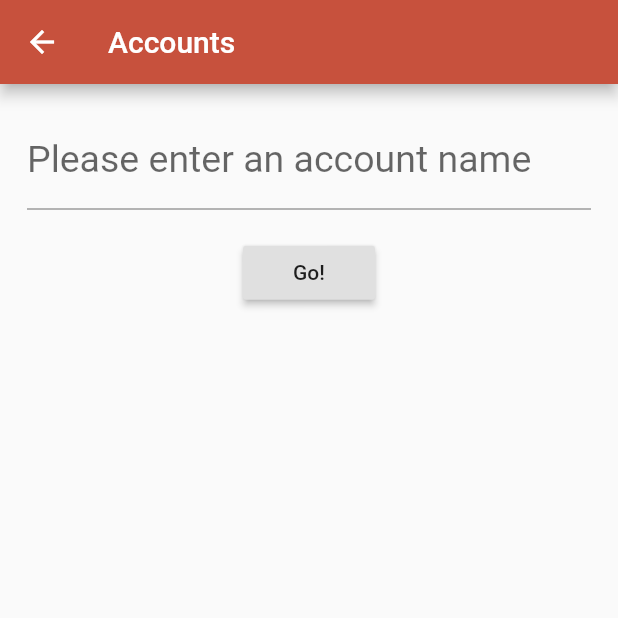
After one commit to caiquecruz/flutter-dota-api, a Flutter app: the screen it shows after launch, after a tap on "Accounts", on a phone screen of 412 x 824 dp, the top half of it. The commit adds this screen. Run offline on Flutter 3.47's test engine with Material 2 defaults, Android fonts, the phone set to English and light mode, and no system bars; our stand-ins replace google_fonts; network calls fail.

Commit message:
BLoC added

```diff
--- a/lib/main.dart
+++ b/lib/main.dart
@@ -1,25 +1,18 @@
 import 'package:flutter/material.dart';
-import 'package:flutter_project/pages/heroes/heroe_model.dart';
 import 'package:flutter_project/pages/home/home_page.dart';
-import 'package:provider/provider.dart';
 
 void main() => runApp(App());
 
 class App extends StatelessWidget {
   @override
   Widget build(BuildContext context) {
-    return MultiProvider(
-      providers: [
-        ChangeNotifierProvider<HeroeModel>.value(value: HeroeModel()),
-      ],
-      child: MaterialApp(
-        title: 'Todo App',
-        debugShowCheckedModeBanner: false,
-        theme: ThemeData(
-          primaryColor: Color.fromRGBO(199, 81, 61, 1),
-        ),
-        home: Home(),
+    return MaterialApp(
+      title: 'Todo App',
+      debugShowCheckedModeBanner: false,
+      theme: ThemeData(
+        primaryColor: Color.fromRGBO(199, 81, 61, 1),
       ),
+      home: Home(),
     );
   }
 }
--- /dev/null
+++ b/lib/pages/accounts/accounts.dart
@@ -0,0 +1,37 @@
+class Account {
+  int accountId;
+  String personaname;
+  String avatarfull;
+  String lastMatchTime;
+  double similarity;
+
+  Account(
+      {this.accountId,
+      this.personaname,
+      this.avatarfull,
+      this.lastMatchTime,
+      this.similarity});
+
+  Account.fromJson(Map<String, dynamic> json) {
+    accountId = json['account_id'];
+    personaname = json['personaname'];
+    avatarfull = json['avatarfull'];
+    lastMatchTime = json['last_match_time'];
+    similarity = json['similarity'];
+  }
+
+  Map<String, dynamic> toJson() {
+    final Map<String, dynamic> data = new Map<String, dynamic>();
+    data['account_id'] = this.accountId;
+    data['personaname'] = this.personaname;
+    data['avatarfull'] = this.avatarfull;
+    data['last_match_time'] = this.lastMatchTime;
+    data['similarity'] = this.similarity;
+    return data;
+  }
+
+  @override
+  String toString() {
+    return 'Account(accountId: $accountId, personaname: $personaname, avatarfull: $avatarfull, lastMatchTime: $lastMatchTime, similarity: $similarity)';
+  }
+}
--- /dev/null
+++ b/lib/pages/accounts/accounts_bloc.dart
@@ -0,0 +1,27 @@
+import 'dart:async';
+
+import 'package:flutter_project/pages/accounts/accounts.dart';
+import 'package:flutter_project/pages/accounts/accounts_service.dart';
+
+class AccountBloc {
+  final _accountStreamController = StreamController();
+
+  get accountStream => _accountStreamController.stream;
+
+  Future getAccounts(account) async {
+    try {
+      _accountStreamController.add('loading');
+      List<Account> accounts = await AccountService.getAccounts(account);
+      _accountStreamController.add(accounts);
+    } on TimeoutException {
+      _accountStreamController.addError('Timeout');
+    } catch (err) {
+      _accountStreamController.addError(err);
+    }
+  }
+
+  disposeAccountList() {
+    _accountStreamController.close();
+    // _accountNameController.close();
+  }
+}
--- /dev/null
+++ b/lib/pages/accounts/accounts_page.dart
@@ -0,0 +1,133 @@
+import 'package:flutter/material.dart';
+import 'package:flutter_project/pages/accounts/account_detail.dart';
+import 'package:flutter_project/pages/accounts/accounts.dart';
+import 'package:flutter_project/pages/accounts/accounts_bloc.dart';
+import 'package:flutter_project/utils/nav.dart';
+import 'package:google_fonts/google_fonts.dart';
+
+class Accounts extends StatefulWidget {
+  @override
+  _AccountsState createState() => _AccountsState();
+}
+
+class _AccountsState extends State<Accounts> {
+  final _accountBloc = AccountBloc();
+
+  final _accountText = TextEditingController();
+
+  final _formKey = GlobalKey<FormState>();
+
+  getAccounts(account) {
+    _accountBloc.getAccounts(account);
+  }
+
+  @override
+  Widget build(BuildContext context) {
+    return Scaffold(
+      appBar: AppBar(title: Text('Accounts')),
+      body: _body(),
+    );
+  }
+
+  _body() {
+    return StreamBuilder(
+        stream: _accountBloc.accountStream,
+        builder: (context, snapshot) {
+          if (snapshot.data == 'loading') {
+            return Center(
+              child: CircularProgressIndicator(),
+            );
+          }
+
+          if (snapshot.data != null) {
+            List<Account> accounts = snapshot.data;
+            return _list(accounts);
+          }
+
+          return Form(
+            key: _formKey,
+            child: Container(
+              padding: EdgeInsets.all(18),
+              child: Column(
+                children: <Widget>[
+                  TextFormField(
+                    controller: _accountText,
+                    decoration: InputDecoration(
+                      hintText: 'e.g Joseph',
+                      focusColor: Colors.black,
+                      labelText: 'Please enter an account name',
+                      labelStyle: TextStyle(fontSize: 25),
+                    ),
+                    validator: (value) {
+                      if (value.isEmpty) {
+                        return 'Please enter a valid account';
+                      }
+                      return null;
+                    },
+                  ),
+                  SizedBox(height: 18),
+                  RaisedButton(
+                    onPressed: () {
+                      if (_formKey.currentState.validate()) {
+                        this.getAccounts(_accountText.text);
+                      }
+                    },
+                    child: Text('Go!'),
+                  )
+                ],
+              ),
+            ),
+          );
+        });
+  }
+
+  _list(List<Account> accounts) {
+    print(accounts);
+    return Container(
+      padding: EdgeInsets.all(18),
+      child: ListView.builder(
+        itemCount: accounts.length,
+        itemBuilder: (context, index) {
+          return GestureDetector(
+            onTap: () {
+              Account account = accounts[index];
+              push(context, AccountDetail(account));
+            },
+            child: Column(
+              children: <Widget>[
+                Container(
+                  height: 100,
+                  child: Card(
+                    child: ListTile(
+                      leading: CircleAvatar(
+                        radius: 30.0,
+                        backgroundImage:
+                            NetworkImage(accounts[index].avatarfull),
+                        backgroundColor: Colors.transparent,
+                      ),
+                      title: Text(
+                        accounts[index].personaname,
+                        style: GoogleFonts.roboto(fontSize: 20),
+                      ),
+                      subtitle: Text(
+                          'Account ID:' + accounts[index].accountId.toString()),
+                      trailing: Icon(Icons.arrow_forward),
+                    ),
+                  ),
+                ),
+                SizedBox(height: 18)
+              ],
+            ),
+          );
+        },
+      ),
+    );
+  }
+
+  @override
+  void dispose() {
+    // TODO: implement dispose
+    super.dispose();
+    this._accountBloc.disposeAccountList();
+  }
+}
--- /dev/null
+++ b/lib/pages/accounts/accounts_service.dart
@@ -0,0 +1,19 @@
+import 'package:flutter_project/pages/accounts/accounts.dart';
+import 'package:http/http.dart' as http;
+import 'dart:convert' as convert;
+
+class AccountService {
+  static Future<List<Account>> getAccounts(account) async {
+    final url = 'https://api.opendota.com/api/search?q=$account';
+
+    var response = await http.get(url);
+
+    String json = response.body;
+
+    List list = convert.json.decode(json);
+
+    final accounts = list.map<Account>((map) => Account.fromJson(map)).toList();
+
+    return accounts;
+  }
+}
--- a/lib/pages/heroes/heroe_model.dart
+++ /dev/null
@@ -1,13 +0,0 @@
-import 'package:flutter/cupertino.dart';
-import 'package:flutter_project/pages/heroes/heroe.dart';
-import 'package:flutter_project/pages/heroes/heroe_service.dart';
-
-class HeroeModel extends ChangeNotifier {
-  List<Heroe> heroes = [];
-
-  void getHeroes() async {
-    heroes = await HeroeService.getGeroes();
-
-    notifyListeners();
-  }
-}
--- a/lib/pages/heroes/heroe_service.dart
+++ b/lib/pages/heroes/heroe_service.dart
@@ -8,15 +8,10 @@ class HeroeService {
 
     var response = await http.get(heroesUrl);
 
-    // Obter json completo;
     String json = response.body;
 
-    // Usar biblioteca convert do dart para lista de Maps
-
-    //conver.json.decode => JSON string para Lista de Maps
     List list = convert.json.decode(json);
 
-    // Iterar Maps e transformar em lista
     final heroes = list.map<Heroe>((map) => Heroe.fromJson(map)).toList();
 
     return heroes;
--- /dev/null
+++ b/lib/pages/home/home_btn.dart
@@ -0,0 +1,26 @@
+import 'package:flutter/material.dart';
+import 'package:flutter_project/pages/heroes/heroes_page.dart';
+import 'package:flutter_project/utils/nav.dart';
+import 'package:google_fonts/google_fonts.dart';
+
+homeBtn(title, context, page) {
+  return InkWell(
+    splashColor: Colors.red,
+    child: ButtonTheme(
+      minWidth: 150,
+      buttonColor: Colors.white,
+      child: RaisedButton(
+        shape: RoundedRectangleBorder(
+          borderRadius: BorderRadius.circular(18),
+        ),
+        onPressed: () {
+          push(context, page);
+        },
+        child: Text(
+          title,
+          style: GoogleFonts.roboto(fontSize: 20),
+        ),
+      ),
+    ),
+  );
+}
--- a/lib/pages/home/home_page.dart
+++ b/lib/pages/home/home_page.dart
@@ -1,6 +1,7 @@
 import 'package:flutter/material.dart';
+import 'package:flutter_project/pages/accounts/accounts_page.dart';
 import 'package:flutter_project/pages/heroes/heroes_page.dart';
-import 'package:google_fonts/google_fonts.dart';
+import 'package:flutter_project/pages/home/home_btn.dart';
 
 class Home extends StatefulWidget {
   @override
@@ -29,19 +30,12 @@ class _HomeState extends State<Home> {
               'assets/dota-logo.png',
             ),
           ),
-          RaisedButton(
-            shape: RoundedRectangleBorder(
-              borderRadius: BorderRadius.circular(18),
-            ),
-            onPressed: () {
-              Navigator.push(
-                  context, MaterialPageRoute(builder: (context) => Heroes()));
-            },
-            child: Text(
-              'Heroes',
-              style: GoogleFonts.roboto(fontSize: 20),
-            ),
-          ),
+          Column(
+            children: <Widget>[
+              homeBtn('Heroes', context, Heroes()),
+              homeBtn('Accounts', context, Accounts()),
+            ],
+          )
         ],
       ),
     );
--- /dev/null
+++ b/lib/utils/nav.dart
@@ -0,0 +1,9 @@
+import 'package:flutter/material.dart';
+
+Future push(context, page) async {
+  await Navigator.push(context, MaterialPageRoute(builder: (context) => page));
+}
+
+pop(context, {info}) {
+  Navigator.pop(context, info);
+}
```
Also changed, not shown: lib/pages/accounts/account_detail.dart (added, +37 -0 lines), lib/pages/heroes/heroe_bloc.dart (added, +23 -0 lines), lib/pages/heroes/heroes_page.dart (+46 -20 lines), pubspec.lock, 6 other files.
